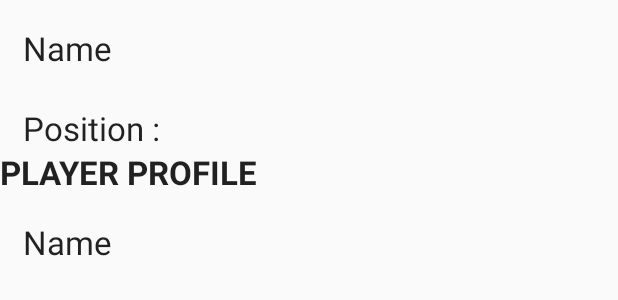
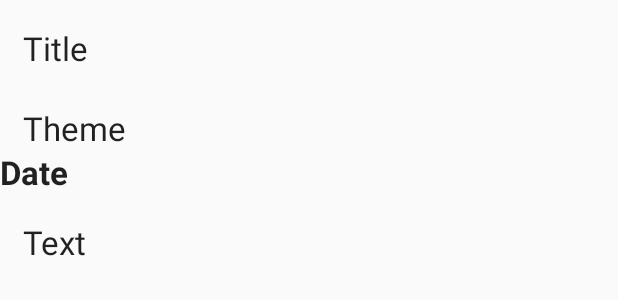
Before and after one commit to RomanVerhoturov/parsing, an Android app: the layout activity_news.xml on its own in the app's theme, with its tools: preview values and no code run, on a phone screen of 412 x 824 dp. Shown: the top 300 px of the screen. Run offline under Robolectric (Android 15) with nearby library versions, the phone set to English and light mode, and no system bars.

Commit message:
parsing NewsActivity

```diff
--- a/app/src/main/java/com/example/bboyi/parsing/MainActivity.java
+++ b/app/src/main/java/com/example/bboyi/parsing/MainActivity.java
@@ -62,6 +62,7 @@ public class MainActivity extends AppCompatActivity {
                     Element tagA = newsRows.get(i).getElementsByTag("a").first();
                     newsLink = Constants.URL_ISTU + tagA.attr("href");
 
+
                    newsModels.add(new NewsModel(cat, NewsModel.COMMON, date,
                            tagA.text(), newsLink));
                 }
--- a/app/src/main/res/layout/activity_news.xml
+++ b/app/src/main/res/layout/activity_news.xml
@@ -5,6 +5,11 @@
     android:layout_width="match_parent"
     android:layout_height="match_parent"
     tools:context=".NewsActivity">
+    <ScrollView xmlns:android="http://schemas.android.com/apk/res/android"
+        android:id="@+id/scroll"
+        android:layout_width="wrap_content"
+        android:layout_height="wrap_content"
+        android:scrollbars="none">
 
     <LinearLayout
         android:layout_width="match_parent"
@@ -12,24 +17,14 @@
         android:orientation="vertical">
 
         <TextView
-            android:id="@+id/link"
+            android:id="@+id/title"
             android:layout_width="match_parent"
             android:layout_height="wrap_content"
             android:layout_alignParentLeft="true"
             android:layout_marginTop="17dp"
 
             android:paddingLeft="15dp"
-            android:text="Name"
-            android:textAppearance="?android:attr/textAppearanceLarge" />
-
-        <TextView
-            android:id="@+id/title"
-            android:layout_width="match_parent"
-            android:layout_height="wrap_content"
-            android:layout_alignParentLeft="true"
-            android:layout_marginTop="24dp"
-            android:paddingLeft="15dp"
-            android:text="Position : "
+            android:text="Title"
             android:textAppearance="?android:attr/textAppearanceLarge" />
 
         <TextView
@@ -37,20 +32,31 @@
             android:layout_width="match_parent"
             android:layout_height="wrap_content"
             android:layout_alignParentLeft="true"
-            android:text="PLAYER PROFILE"
-
-            android:textAppearance="?android:attr/textAppearanceLarge"
-            android:textStyle="bold" />
+            android:layout_marginTop="24dp"
+            android:paddingLeft="15dp"
+            android:text="Theme "
+            android:textAppearance="?android:attr/textAppearanceLarge" />
 
         <TextView
             android:id="@+id/date"
             android:layout_width="match_parent"
             android:layout_height="wrap_content"
             android:layout_alignParentLeft="true"
+            android:text="Date"
+
+            android:textAppearance="?android:attr/textAppearanceLarge"
+            android:textStyle="bold" />
+
+        <TextView
+            android:id="@+id/text"
+            android:layout_width="match_parent"
+            android:layout_height="wrap_content"
+            android:layout_alignParentLeft="true"
             android:layout_marginTop="17dp"
 
             android:paddingLeft="15dp"
-            android:text="Name"
+            android:text="Text"
             android:textAppearance="?android:attr/textAppearanceLarge" />
     </LinearLayout>
+    </ScrollView>
 </android.support.constraint.ConstraintLayout>
```
Also changed, not shown: app/src/main/java/com/example/bboyi/parsing/NewsActivity.java (+41 -19 lines).
